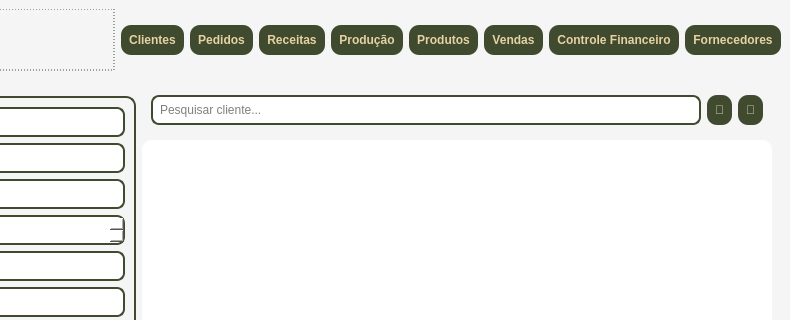
The window that telas/tela_menu.ui (Faeldh/sistema_confeitaria) describes before a commit, drawn with Qt 5; both pictures show x 513 to 1303 and y 0 to 320 of the 1303 by 765 pixel window.
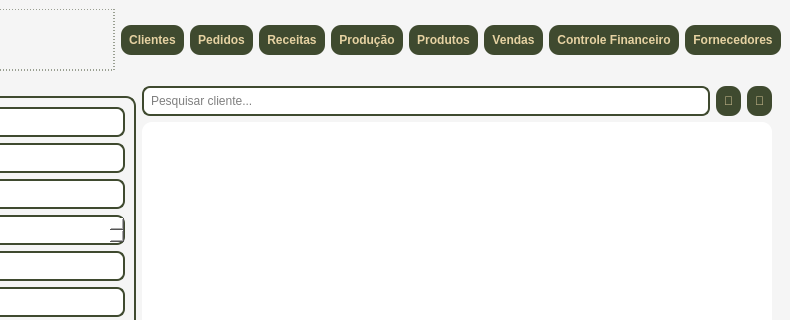
The same window after the commit.

What changed in the file:
```diff
--- a/telas/tela_menu.ui
+++ b/telas/tela_menu.ui
@@ -204,9 +204,7 @@
 
     <!-- PESQUISA -->
     <item>
-     <widget class="QWidget" name="widgetPesquisaCliente">
       <layout class="QHBoxLayout">
-
        <item>
         <widget class="QLineEdit" name="lineEditPesquisaCliente">
          <property name="placeholderText">
@@ -220,28 +218,17 @@
          <property name="text">
           <string>🔎</string>
          </property>
-         <property name="maximumWidth">
-          <number>40</number>
-         </property>
-        </widget>
-       </item>
-
+             </widget>
+            </item>
        <item>
         <widget class="QPushButton" name="btnAtualizarCliente">
          <property name="text">
           <string>🔄</string>
          </property>
-         <property name="maximumWidth">
-          <number>40</number>
-         </property>
-        </widget>
-       </item>
-
-      </layout>
-     </widget>
-    </item>
-
-    <!-- TABELA -->
+             </widget>
+            </item>
+           </layout>
+          </item>
     <item>
      <widget class="QTableView" name="tableViewClientes"/>
     </item>
```
Left out of the diff: 196 changed lines with no effect on the pictures. Lines whose indentation alone changed are shown as unchanged.
